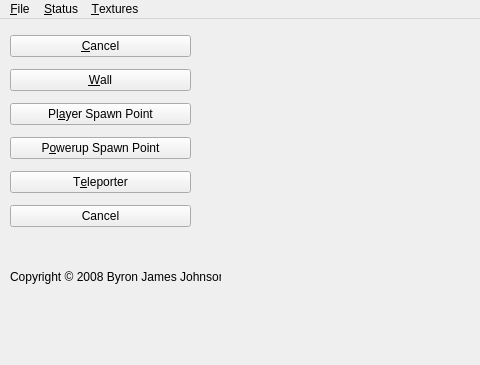
First picture: the form in tankbobs-editor/tankbobs-editor.ui, repository bairyn/tankbobs, before the edit; both pictures show x 0 to 480 and y 0 to 365 of the 800 by 600 pixel window.
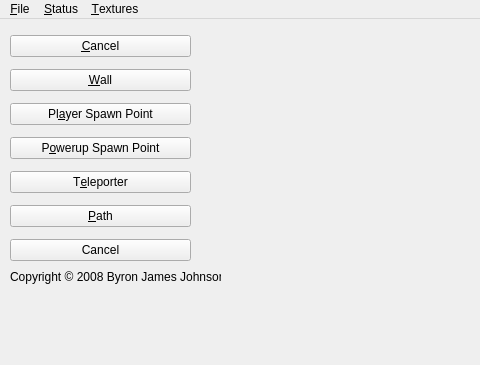
Second picture: the form after the edit. Icons and pictures are not drawn. Custom widgets are drawn as their Qt base class.

Commit message: add path entity and clean up properties dialogue a bit

What changed in the file:
```diff
--- a/tankbobs-editor/tankbobs-editor.ui
+++ b/tankbobs-editor/tankbobs-editor.ui
@@ -25,7 +25,7 @@
       <x>10</x>
       <y>10</y>
       <width>181</width>
-      <height>209</height>
+      <height>245</height>
      </rect>
     </property>
     <layout class="QVBoxLayout" name="verticalLayout" >
@@ -129,6 +129,26 @@
        </property>
       </widget>
      </item>
+     <item>
+      <widget class="QPushButton" name="path" >
+       <property name="cursor" >
+        <cursorShape>UpArrowCursor</cursorShape>
+       </property>
+       <property name="text" >
+        <string>&amp;Path</string>
+       </property>
+       <property name="icon" >
+        <iconset resource="res.qrc" >
+         <normaloff>:/res/icons/p.png</normaloff>:/res/icons/p.png</iconset>
+       </property>
+       <property name="iconSize" >
+        <size>
+         <width>12</width>
+         <height>12</height>
+        </size>
+       </property>
+      </widget>
+     </item>
      <item>
       <widget class="QPushButton" name="cancel0" >
        <property name="cursor" >
```
The commit also changes 16 other files.
